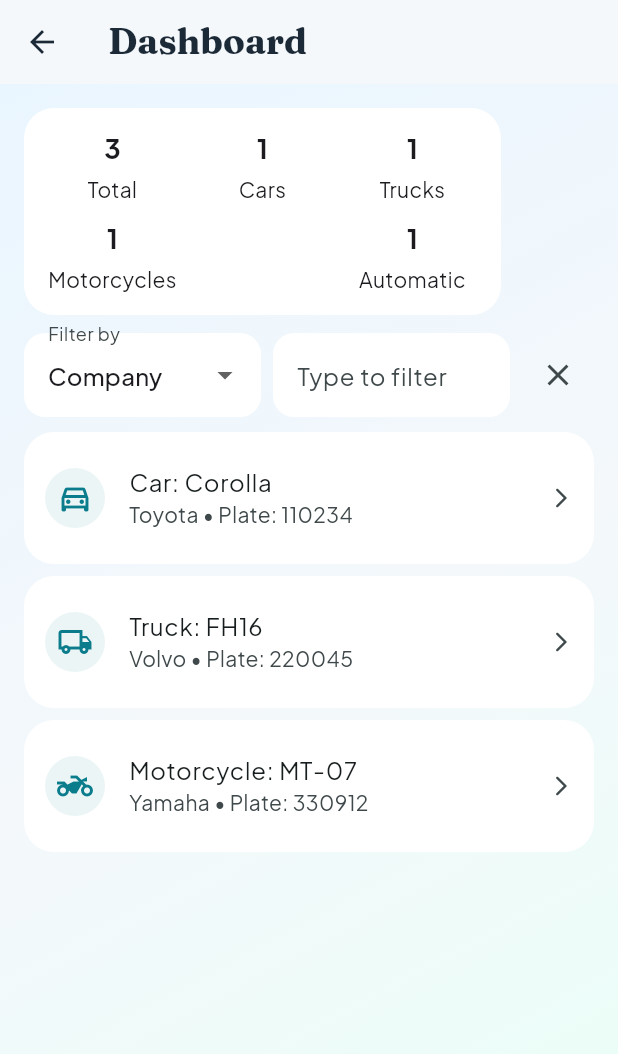
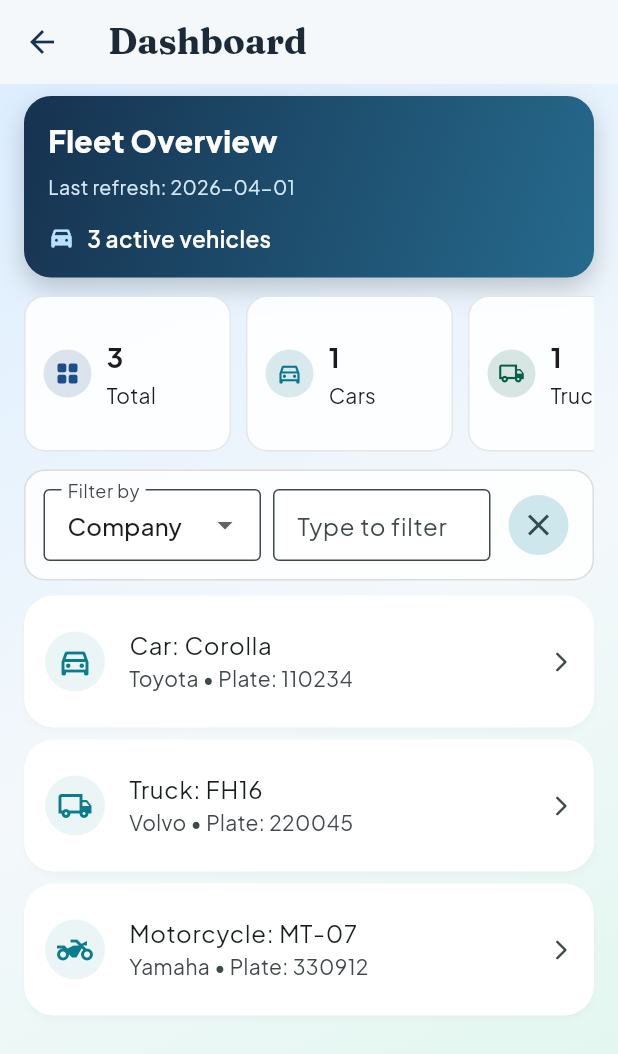
Before and after one commit to tasneem-ratrout/vehicle-management-system, a Flutter app: the DashboardPage screen opened directly, on a phone screen of 412 x 824 dp. Shown: the top 1054 px of the screen. Run offline on Flutter 3.47's test engine with Material 3 defaults, Android fonts, the phone set to English and light mode, and no system bars; our stand-ins replace dio, flutter_bloc, google_fonts, shared_preferences; accounts and stored records are empty.

Commit message:
implement API integration, polling, offline fallback, and dashboard

```diff
--- a/lib/screens/dashboard_screen.dart
+++ b/lib/screens/dashboard_screen.dart
@@ -167,56 +167,129 @@ class _DashboardPageState extends State<DashboardPage> {
 
         final total =
             data.cars.length + data.trucks.length + data.motorcycles.length;
-        final automaticCount = _allVehicles(
-          data,
-        ).where((v) => v.gearType.name == 'automatic').length;
+        final now = DateTime.now();
+        final lastUpdate =
+            '${now.year}-${now.month.toString().padLeft(2, '0')}-${now.day.toString().padLeft(2, '0')}';
 
         return Scaffold(
-          appBar: AppBar(title: const Text('Dashboard')),
+          appBar: AppBar(
+            title: const Text('Dashboard'),
+            elevation: 0,
+            backgroundColor: Colors.transparent,
+            foregroundColor: const Color(0xFF16324F),
+          ),
           body: Container(
             decoration: const BoxDecoration(
               gradient: LinearGradient(
                 begin: Alignment.topLeft,
                 end: Alignment.bottomRight,
                 colors: [
-                  Color(0xFFEAF6FF),
+                  Color(0xFFDCEEFF),
                   Color(0xFFF4F8FB),
-                  Color(0xFFE9FFF7),
+                  Color(0xFFDDF7EC),
                 ],
               ),
             ),
+            child: SafeArea(
+              top: false,
               child: Padding(
-              padding: const EdgeInsets.all(16),
+                padding: const EdgeInsets.fromLTRB(16, 8, 16, 16),
                 child: Column(
                   crossAxisAlignment: CrossAxisAlignment.start,
                   children: [
-                  Card(
-                    child: Padding(
-                      padding: const EdgeInsets.all(14),
-                      child: Wrap(
-                        alignment: WrapAlignment.spaceBetween,
-                        runSpacing: 10,
-                        spacing: 10,
+                    Container(
+                      width: double.infinity,
+                      padding: const EdgeInsets.all(16),
+                      decoration: BoxDecoration(
+                        borderRadius: BorderRadius.circular(18),
+                        gradient: const LinearGradient(
+                          begin: Alignment.topLeft,
+                          end: Alignment.bottomRight,
+                          colors: [Color(0xFF16324F), Color(0xFF266A8D)],
+                        ),
+                        boxShadow: const [
+                          BoxShadow(
+                            color: Color(0x33000000),
+                            blurRadius: 14,
+                            offset: Offset(0, 7),
+                          ),
+                        ],
+                      ),
+                      child: Column(
+                        crossAxisAlignment: CrossAxisAlignment.start,
                         children: [
-                          _StatTile(label: 'Total', value: '$total'),
+                          const Text(
+                            'Fleet Overview',
+                            style: TextStyle(
+                              color: Colors.white,
+                              fontSize: 20,
+                              fontWeight: FontWeight.w800,
+                            ),
+                          ),
+                          const SizedBox(height: 6),
+                          Text(
+                            'Last refresh: $lastUpdate',
+                            style: const TextStyle(
+                              color: Color(0xFFD3E9F8),
+                              fontSize: 13,
+                            ),
+                          ),
+                          const SizedBox(height: 14),
+                          Row(
+                            children: [
+                              const Icon(
+                                Icons.directions_car_filled_rounded,
+                                color: Color(0xFFB8E1FF),
+                                size: 18,
+                              ),
+                              const SizedBox(width: 8),
+                              Text(
+                                '$total active vehicles',
+                                style: const TextStyle(
+                                  color: Colors.white,
+                                  fontSize: 15,
+                                  fontWeight: FontWeight.w600,
+                                ),
+                              ),
+                            ],
+                          ),
+                        ],
+                      ),
+                    ),
+                    const SizedBox(height: 12),
+                    SizedBox(
+                      height: 104,
+                      child: ListView(
+                        scrollDirection: Axis.horizontal,
+                        children: [
+                          _StatTile(
+                            label: 'Total',
+                            value: '$total',
+                            icon: Icons.grid_view_rounded,
+                            color: const Color(0xFF1D4E89),
+                          ),
+                          const SizedBox(width: 10),
                           _StatTile(
                             label: 'Cars',
                             value: '${data.cars.length}',
+                            icon: Icons.directions_car_outlined,
+                            color: const Color(0xFF0E7490),
                           ),
+                          const SizedBox(width: 10),
                           _StatTile(
                             label: 'Trucks',
                             value: '${data.trucks.length}',
+                            icon: Icons.local_shipping_outlined,
+                            color: const Color(0xFF065F46),
                           ),
+                          const SizedBox(width: 10),
                           _StatTile(
                             label: 'Motorcycles',
                             value: '${data.motorcycles.length}',
-                          ),
-                          _StatTile(
-                            label: 'Automatic',
-                            value: '$automaticCount',
+                            icon: Icons.two_wheeler_outlined,
+                            color: const Color(0xFF7C2D12),
                           ),
                         ],
-                      ),
                       ),
                     ),
                     if (data.loadedFromCache)
@@ -228,13 +301,22 @@ class _DashboardPageState extends State<DashboardPage> {
                         ),
                       ),
                     const SizedBox(height: 12),
-                  Row(
+                    Container(
+                      padding: const EdgeInsets.all(12),
+                      decoration: BoxDecoration(
+                        color: Colors.white.withValues(alpha: 0.86),
+                        borderRadius: BorderRadius.circular(14),
+                        border: Border.all(color: const Color(0x22000000)),
+                      ),
+                      child: Row(
                         children: [
                           Expanded(
                             child: DropdownButtonFormField<String>(
-                          value: _selectedFilter,
+                              initialValue: _selectedFilter,
                               decoration: const InputDecoration(
                                 labelText: 'Filter by',
+                                isDense: true,
+                                border: OutlineInputBorder(),
                               ),
                               items: const [
                                 DropdownMenuItem(
@@ -257,7 +339,9 @@ class _DashboardPageState extends State<DashboardPage> {
                                   _textController.clear();
                                   _selectedDate = null;
                                 });
-                            context.read<SearchBloc>().add(ClearSearchEvent());
+                                context.read<SearchBloc>().add(
+                                  ClearSearchEvent(),
+                                );
                               },
                             ),
                           ),
@@ -279,23 +363,28 @@ class _DashboardPageState extends State<DashboardPage> {
                                 controller: _textController,
                                 decoration: const InputDecoration(
                                   labelText: 'Type to filter',
+                                  isDense: true,
+                                  border: OutlineInputBorder(),
                                 ),
                                 onChanged: (_) => _applyFilter(),
                               ),
                             ),
                           const SizedBox(width: 8),
-                      IconButton(
+                          IconButton.filledTonal(
                             tooltip: 'Clear filter',
                             onPressed: () {
                               setState(() {
                                 _textController.clear();
                                 _selectedDate = null;
                               });
-                          context.read<SearchBloc>().add(ClearSearchEvent());
+                              context.read<SearchBloc>().add(
+                                ClearSearchEvent(),
+                              );
                             },
                             icon: const Icon(Icons.clear),
                           ),
                         ],
+                      ),
                     ),
                     const SizedBox(height: 10),
                     Expanded(
@@ -323,11 +412,13 @@ class _DashboardPageState extends State<DashboardPage> {
 
                             return ListView.separated(
                               itemCount: list.length,
-                            separatorBuilder: (_, __) =>
+                              separatorBuilder: (context, index) =>
                                   const SizedBox(height: 8),
                               itemBuilder: (context, index) {
                                 final vehicle = list[index];
                                 return Card(
+                                  elevation: 1.6,
+                                  shadowColor: const Color(0x1A000000),
                                   child: ListTile(
                                     contentPadding: const EdgeInsets.symmetric(
                                       horizontal: 14,
@@ -354,8 +445,9 @@ class _DashboardPageState extends State<DashboardPage> {
                                       Navigator.push(
                                         context,
                                         MaterialPageRoute(
-                                        builder: (_) =>
-                                            VehicleDetailPage(vehicle: vehicle),
+                                          builder: (_) => VehicleDetailPage(
+                                            vehicle: vehicle,
+                                          ),
                                         ),
                                       );
                                     },
@@ -368,6 +460,7 @@ class _DashboardPageState extends State<DashboardPage> {
                       ),
                     ),
                   ],
+                ),
               ),
             ),
           ),
@@ -384,23 +477,53 @@ class _DashboardPageState extends State<DashboardPage> {
 }
 
 class _StatTile extends StatelessWidget {
-  const _StatTile({required this.label, required this.value});
+  const _StatTile({
+    required this.label,
+    required this.value,
+    required this.icon,
+    required this.color,
+  });
 
   final String label;
   final String value;
+  final IconData icon;
+  final Color color;
 
   @override
   Widget build(BuildContext context) {
-    return SizedBox(
-      width: 90,
+    return Container(
+      width: 138,
+      padding: const EdgeInsets.symmetric(horizontal: 12, vertical: 10),
+      decoration: BoxDecoration(
+        color: Colors.white.withValues(alpha: 0.88),
+        borderRadius: BorderRadius.circular(14),
+        border: Border.all(color: const Color(0x18000000)),
+      ),
+      child: Row(
+        children: [
+          CircleAvatar(
+            radius: 16,
+            backgroundColor: color.withValues(alpha: 0.15),
+            child: Icon(icon, size: 18, color: color),
+          ),
+          const SizedBox(width: 10),
+          Expanded(
             child: Column(
+              crossAxisAlignment: CrossAxisAlignment.start,
+              mainAxisAlignment: MainAxisAlignment.center,
               children: [
                 Text(
                   value,
-            style: const TextStyle(fontSize: 18, fontWeight: FontWeight.bold),
+                  style: const TextStyle(
+                    fontSize: 18,
+                    fontWeight: FontWeight.bold,
                   ),
-          const SizedBox(height: 4),
-          Text(label, textAlign: TextAlign.center),
+                ),
+                const SizedBox(height: 2),
+                Text(label, overflow: TextOverflow.ellipsis),
+              ],
+            ),
+          ),
         ],
       ),
     );
--- a/lib/services/vehicle_api_service.dart
+++ b/lib/services/vehicle_api_service.dart
@@ -86,9 +86,6 @@ class VehicleApiService {
       final res = await _dio.get(
   '/vehicles',
   queryParameters: {
-          '_page': page,
-          '_limit': limit,
-          // Keep compatibility with APIs that use page/limit style.
     'page': page,
     'limit': limit,
   },
```
Lines whose indentation alone changed are shown as unchanged.
